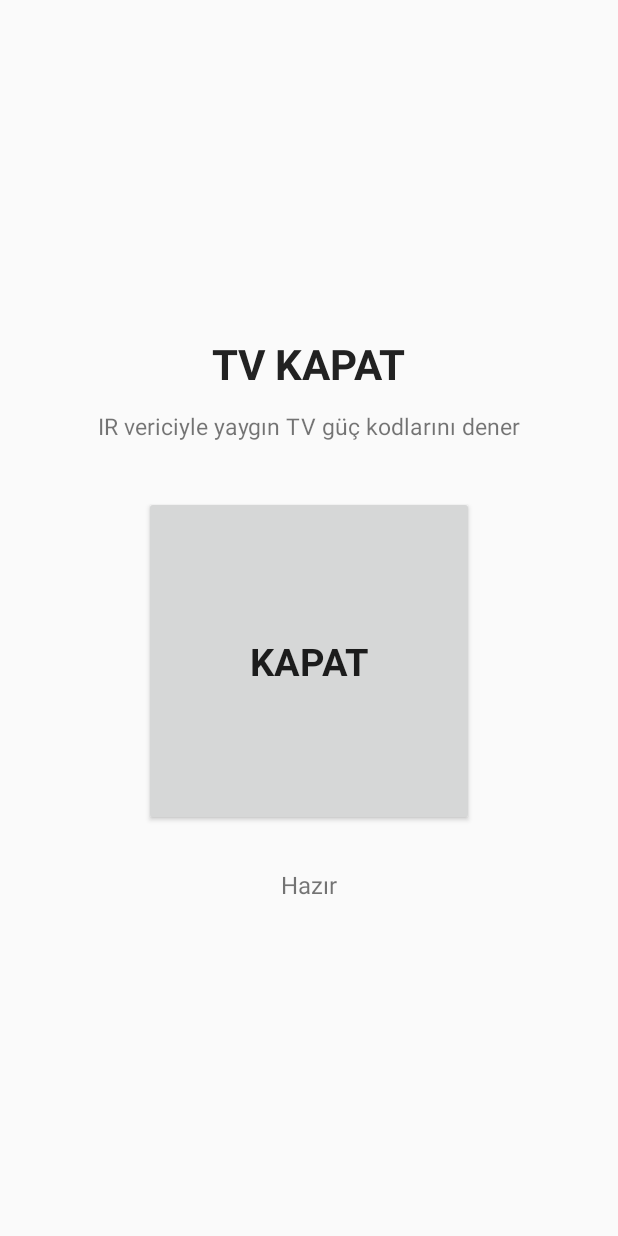
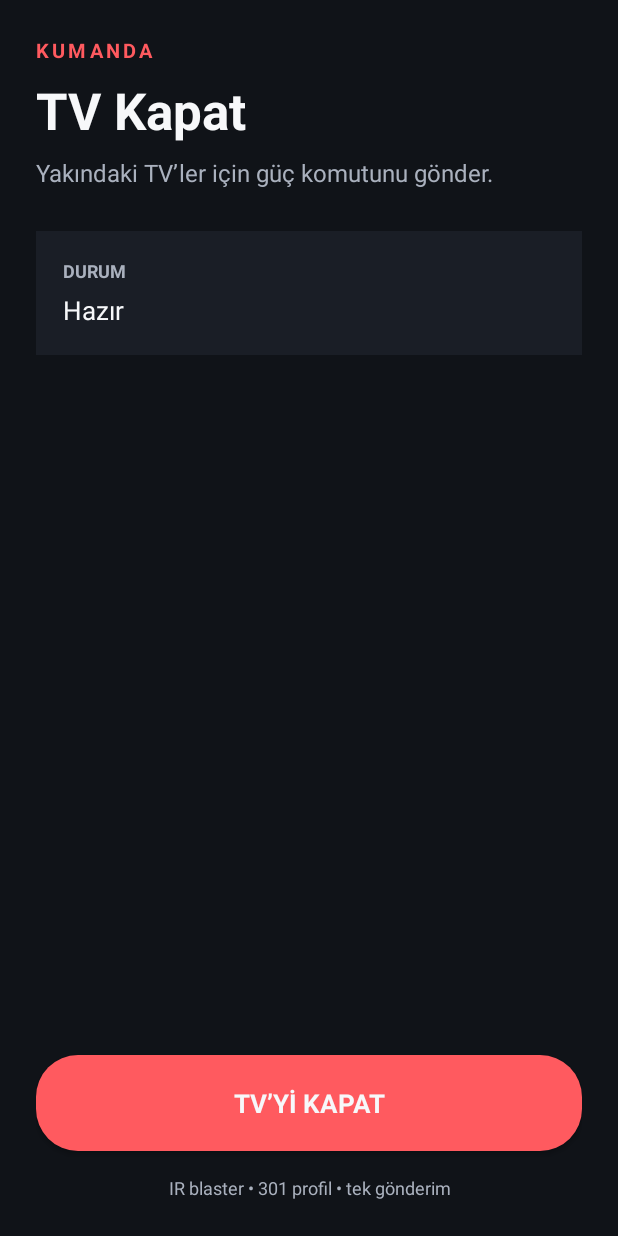
Before and after one commit to Ares577/universal-tv-off, an Android app: the screen it shows after launch (MainActivity), on a phone screen of 412 x 824 dp. Run offline under Robolectric (Android 15) with nearby library versions, the phone set to English and light mode, and no system bars.

Commit message:
Refresh remote control interface

```diff
--- /dev/null
+++ b/app/src/main/res/drawable/button_off.xml
@@ -0,0 +1,3 @@
+<selector xmlns:android="http://schemas.android.com/apk/res/android">
+    <item><shape><corners android:radius="28dp"/><solid android:color="@color/accent"/><padding android:left="26dp" android:right="26dp" android:top="16dp" android:bottom="16dp"/></shape></item>
+</selector>
--- a/app/src/main/res/layout/activity_main.xml
+++ b/app/src/main/res/layout/activity_main.xml
@@ -1,7 +1,13 @@
 <?xml version="1.0" encoding="utf-8"?>
-<LinearLayout xmlns:android="http://schemas.android.com/apk/res/android" android:layout_width="match_parent" android:layout_height="match_parent" android:orientation="vertical" android:gravity="center" android:padding="28dp">
-    <TextView android:layout_width="wrap_content" android:layout_height="wrap_content" android:text="TV KAPAT" android:textStyle="bold" android:textSize="28sp" android:textColor="#222222" />
-    <TextView android:layout_width="wrap_content" android:layout_height="wrap_content" android:layout_marginTop="12dp" android:text="IR vericiyle yaygın TV güç kodlarını dener" android:textSize="15sp" />
-    <Button android:id="@+id/offButton" android:layout_width="220dp" android:layout_height="220dp" android:layout_marginTop="36dp" android:text="KAPAT" android:textSize="25sp" android:textStyle="bold" />
-    <TextView android:id="@+id/status" android:layout_width="match_parent" android:layout_height="wrap_content" android:layout_marginTop="28dp" android:gravity="center" android:text="Hazır" android:textSize="16sp" />
+<LinearLayout xmlns:android="http://schemas.android.com/apk/res/android" android:layout_width="match_parent" android:layout_height="match_parent" android:orientation="vertical" android:background="@color/surface" android:padding="24dp">
+    <TextView android:layout_width="wrap_content" android:layout_height="wrap_content" android:text="KUMANDA" android:textColor="@color/accent" android:textStyle="bold" android:textSize="13sp" android:letterSpacing="0.16" />
+    <TextView android:layout_width="wrap_content" android:layout_height="wrap_content" android:layout_marginTop="8dp" android:text="TV Kapat" android:textColor="@color/ink" android:textStyle="bold" android:textSize="34sp" />
+    <TextView android:layout_width="match_parent" android:layout_height="wrap_content" android:layout_marginTop="8dp" android:text="Yakındaki TV’ler için güç komutunu gönder." android:textColor="@color/muted" android:textSize="16sp" />
+    <LinearLayout android:layout_width="match_parent" android:layout_height="wrap_content" android:layout_marginTop="28dp" android:padding="18dp" android:orientation="vertical" android:background="@color/panel">
+        <TextView android:layout_width="wrap_content" android:layout_height="wrap_content" android:text="DURUM" android:textColor="@color/muted" android:textStyle="bold" android:textSize="12sp" />
+        <TextView android:id="@+id/status" android:layout_width="match_parent" android:layout_height="wrap_content" android:layout_marginTop="6dp" android:text="Hazır" android:textColor="@color/ink" android:textSize="17sp" />
+    </LinearLayout>
+    <Space android:layout_width="match_parent" android:layout_height="0dp" android:layout_weight="1" />
+    <Button android:id="@+id/offButton" android:layout_width="match_parent" android:layout_height="64dp" android:background="@drawable/button_off" android:text="TV’Yİ KAPAT" android:textColor="@color/ink" android:textSize="17sp" android:textStyle="bold" />
+    <TextView android:layout_width="match_parent" android:layout_height="wrap_content" android:layout_marginTop="16dp" android:gravity="center" android:text="IR blaster • 301 profil • tek gönderim" android:textColor="@color/muted" android:textSize="12sp" />
 </LinearLayout>
--- /dev/null
+++ b/app/src/main/res/values/colors.xml
@@ -0,0 +1,7 @@
+<resources>
+    <color name="ink">#F7F8FA</color>
+    <color name="muted">#AAB1BE</color>
+    <color name="panel">#1A1E26</color>
+    <color name="surface">#101318</color>
+    <color name="accent">#FF5A5F</color>
+</resources>
--- a/app/src/main/res/values/styles.xml
+++ b/app/src/main/res/values/styles.xml
@@ -1 +1,9 @@
-<resources><style name="AppTheme" parent="android:style/Theme.Material.Light.NoActionBar"><item name="android:fontFamily">sans</item><item name="android:colorAccent">#D32F2F</item><item name="android:navigationBarColor">#111111</item></style></resources>
+<resources>
+    <style name="AppTheme" parent="android:style/Theme.Material.NoActionBar">
+        <item name="android:fontFamily">sans</item>
+        <item name="android:windowLightStatusBar">false</item>
+        <item name="android:statusBarColor">#101318</item>
+        <item name="android:navigationBarColor">#101318</item>
+        <item name="android:colorAccent">#FF5A5F</item>
+    </style>
+</resources>
```
